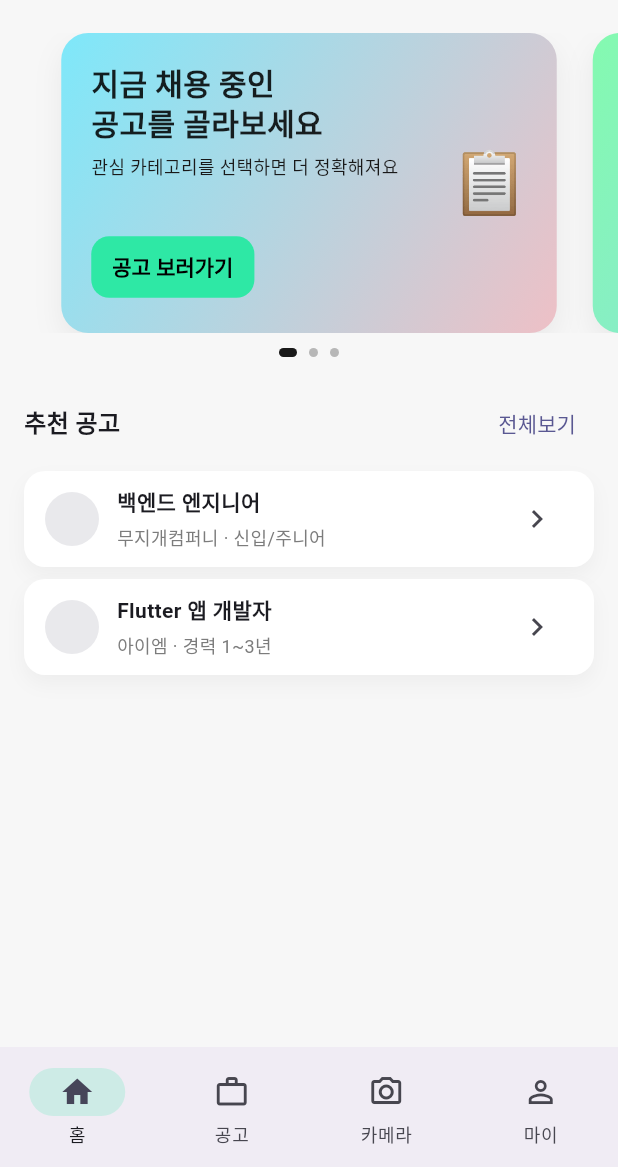
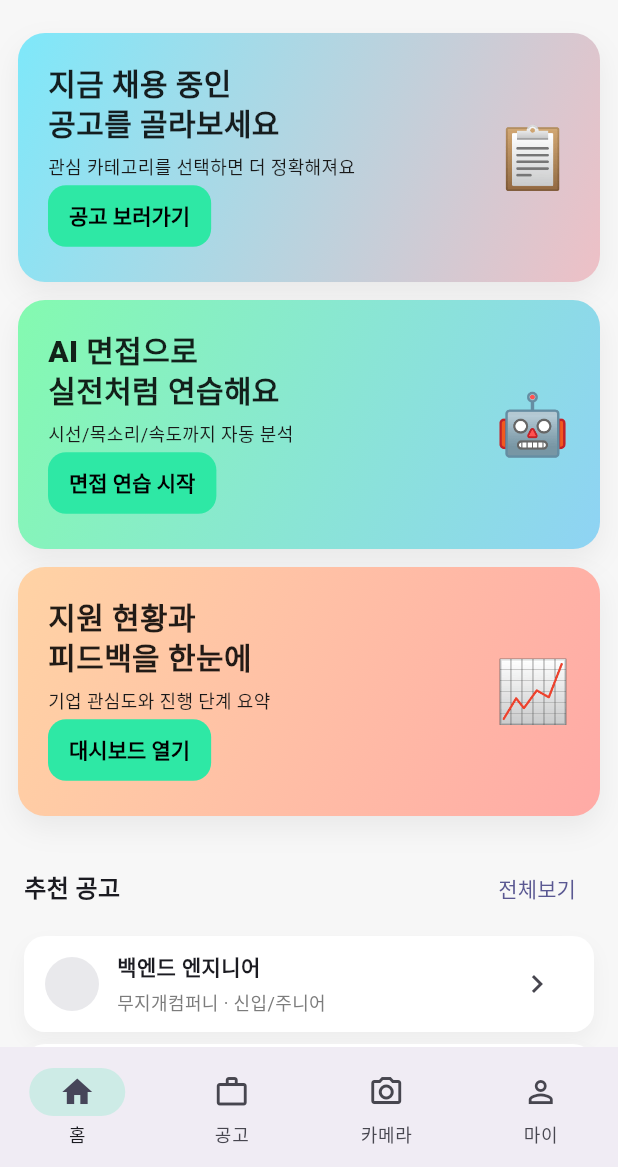
Before and after one commit to hoyoung13/readyai, a Flutter app: the TabsPage screen opened by its route, on a phone screen of 412 x 824 dp, the part 69-1236 px from its top. Run offline on Flutter 3.47's test engine with Material 3 defaults, Android fonts, the phone set to English and light mode, and no system bars; our stand-ins replace camera, cloud_firestore, dio, firebase_auth, firebase_core, flutter_riverpod and 3 more; missing offline and left inert: ffmpeg_kit_flutter_new, googleapis, kakao_flutter_sdk_user; accounts and stored records are empty.

```diff
--- a/lib/features/tabs/home_tab.dart
+++ b/lib/features/tabs/home_tab.dart
@@ -10,9 +10,6 @@ class HomeTab extends StatefulWidget {
 }
 
 class _HomeTabState extends State<HomeTab> {
-  final _pageCtl = PageController(viewportFraction: 0.86);
-  int _page = 0;
-
   final _slides = const [
     _SlideData(
       title: '지금 채용 중인\n공고를 골라보세요',
@@ -41,12 +38,6 @@ class _HomeTabState extends State<HomeTab> {
   ];
 
   @override
-  void dispose() {
-    _pageCtl.dispose();
-    super.dispose();
-  }
-
-  @override
   Widget build(BuildContext context) {
     return Column(
       children: [
@@ -72,40 +63,18 @@ class _HomeTabState extends State<HomeTab> {
 
         const SizedBox(height: 8),
 
-        // 슬라이드
-        SizedBox(
-          height: 200,
-          child: PageView.builder(
-            controller: _pageCtl,
-            itemCount: _slides.length,
-            onPageChanged: (i) => setState(() => _page = i),
-            itemBuilder: (_, i) => _SlideCard(data: _slides[i]),
-          ),
+        Column(
+          children: [
+            for (var i = 0; i < _slides.length; i++) ...[
+              if (i > 0) const SizedBox(height: 12),
+              _SlideCard(data: _slides[i]),
+            ],
+          ],
         ),
 
-        const SizedBox(height: 10),
+        const SizedBox(height: 24),
 
-        // 도트 인디케이터
-        Row(
-          mainAxisAlignment: MainAxisAlignment.center,
-          children: List.generate(_slides.length, (i) {
-            final active = i == _page;
-            return AnimatedContainer(
-              duration: const Duration(milliseconds: 220),
-              margin: const EdgeInsets.symmetric(horizontal: 4),
-              width: active ? 12 : 6,
-              height: 6,
-              decoration: BoxDecoration(
-                color: active ? AppColors.text : Colors.black26,
-                borderRadius: BorderRadius.circular(3),
-              ),
-            );
-          }),
-        ),
-
-        const SizedBox(height: 20),
-
-        // 추천 섹션 (샘플)
+        //  (샘플) 나중엔 api 가져와서
         Padding(
           padding: const EdgeInsets.symmetric(horizontal: 16),
           child: Column(
@@ -170,7 +139,6 @@ class _SlideCard extends StatelessWidget {
         padding: const EdgeInsets.all(20),
         child: Row(
           children: [
-            // 텍스트
             Expanded(
               child: Column(
                 crossAxisAlignment: CrossAxisAlignment.start,
@@ -209,7 +177,7 @@ class _SlideCard extends StatelessWidget {
                       ),
                     ),
                     onPressed: () {
-                      // TODO: 각 CTA 라우팅
+                      //  각 CTA 라우팅
                     },
                     child: Text(data.cta),
                   ),
--- a/pubspec.yaml
+++ b/pubspec.yaml
@@ -48,7 +48,7 @@ dependencies:
   googleapis: ^13.1.0
   googleapis_auth: ">=2.0.0 <3.0.0"
   http: ^1.2.2
-  ffmpeg_kit_flutter: ^6.0.3
+  ffmpeg_kit_flutter_new: ^3.2.0
   path: ^1.9.0
   path_provider: ^2.1.4
 
```
Also changed, not shown: lib/features/camera/interview_stt_service.dart (+5 -5 lines), pubspec.lock, 4 other files.
